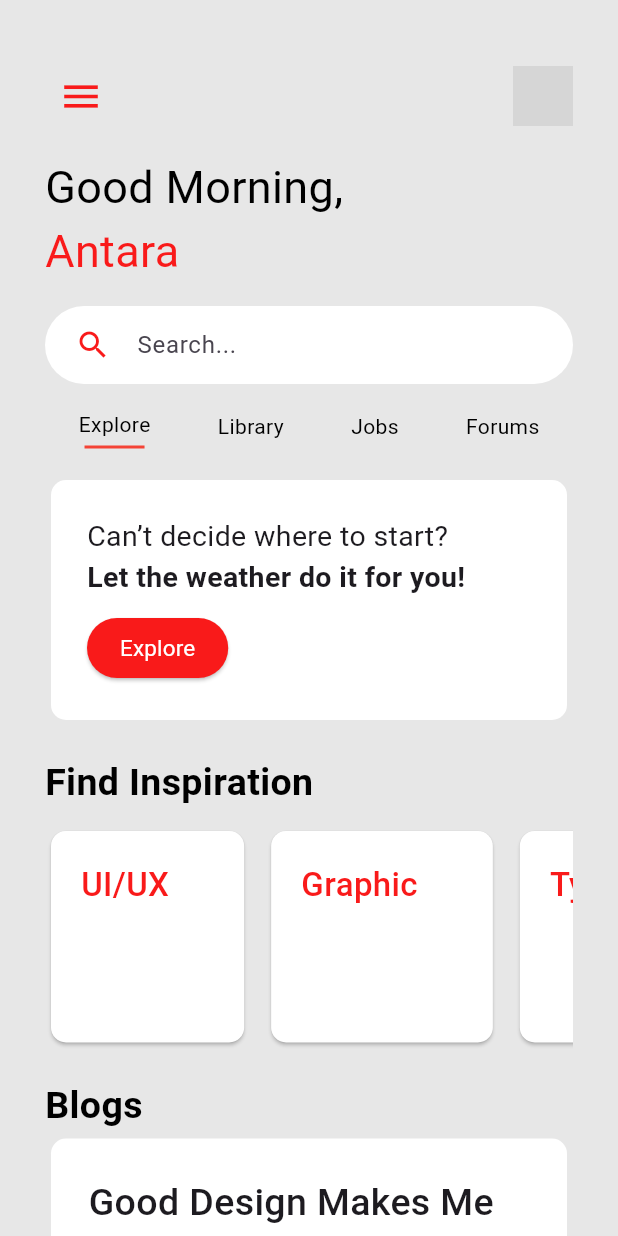
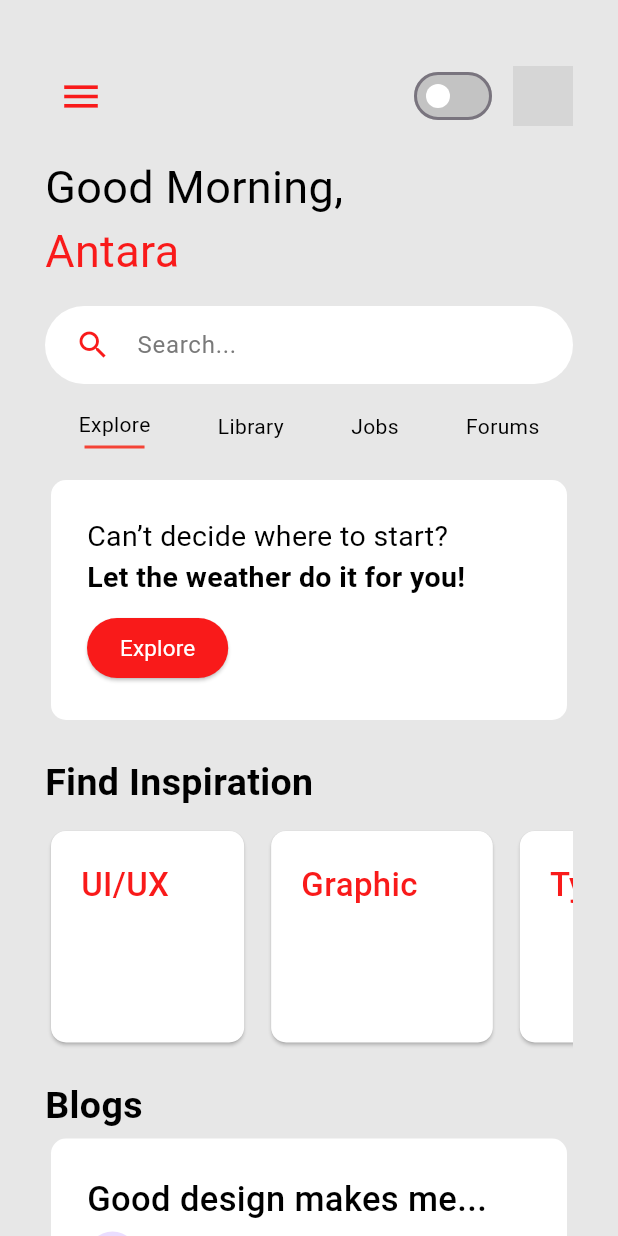
Before and after one commit to Antara-Paul04/Twitter-Clone, a Flutter app: the Homepage screen opened directly, on a phone screen of 412 x 824 dp. Run offline on Flutter 3.47's test engine with Material 3 defaults, Android fonts, the phone set to English and light mode, and no system bars; network calls fail; grey boxes are pictures that could not be loaded.

Commit message:
Dark mode functionality

```diff
--- a/twitter_clone/lib/pages/homepage.dart
+++ b/twitter_clone/lib/pages/homepage.dart
@@ -12,6 +12,7 @@ class Homepage extends StatefulWidget {
 
 class _HomepageState extends State<Homepage> {
   bool isDrawerOpened = false;
+  bool isDarkModeEnabled = false;
 
   List<String> inspirationCategories = [
     'UI/UX',
@@ -26,7 +27,7 @@ class _HomepageState extends State<Homepage> {
   @override
   Widget build(BuildContext context) {
     return Scaffold(
-      backgroundColor: Color(0xFFE7E7E7),
+      backgroundColor: isDarkModeEnabled ? Color(0xFF1D1D1D) : Color(0xFFE7E7E7),
       appBar: AppBar(
         backgroundColor: Colors.transparent,
         toolbarHeight: 10,
@@ -47,11 +48,30 @@ class _HomepageState extends State<Homepage> {
                     },
                     icon: Icon(
                       Icons.menu,
-                      color: const Color(0xFFF91A1A),
+                      color:const Color(0xFFF91A1A),
                       size: 30,
                     ),
                   ),
                   Spacer(),
+                  Switch(
+                    value: isDarkModeEnabled,
+                    onChanged: (value) {
+                      setState(() {
+                        isDarkModeEnabled = value;
+                      });
+                    },
+                    activeColor: Color.fromARGB(255, 148, 148, 148),
+                    activeTrackColor: Color.fromARGB(255, 76, 76, 76),
+                    inactiveThumbColor: Color.fromARGB(255, 176, 176, 176),
+                    inactiveTrackColor: Color.fromARGB(255, 195, 195, 195),
+                    thumbColor: MaterialStateProperty.resolveWith<Color>((Set<MaterialState> states) {
+                      if (states.contains(MaterialState.selected)) {
+                        return Colors.white;
+                      }
+                      return Colors.white;
+                    }),
+                  ),
+                  SizedBox(width: 10,),
                   GestureDetector(
                     onTap: () {
                       Navigator.push(
@@ -71,7 +91,11 @@ class _HomepageState extends State<Homepage> {
               SizedBox(height: 15),
               Text(
                 'Good Morning,',
-                style: TextStyle(color: Colors.black, fontSize: 30, fontWeight: FontWeight.w400),
+                style: TextStyle(
+                  color: isDarkModeEnabled ? Colors.white : Colors.black,
+                  fontSize: 30,
+                  fontWeight: FontWeight.w400,
+                ),
               ),
               Text(
                 'Antara',
@@ -85,13 +109,14 @@ class _HomepageState extends State<Homepage> {
               TextField(
                 decoration: InputDecoration(
                   hintText: '   Search...',
-                  hintStyle: TextStyle(fontSize: 16, fontWeight: FontWeight.w400),
+                  hintStyle: TextStyle(fontSize: 16, fontWeight: FontWeight.w400,
+                  color:isDarkModeEnabled? Color.fromARGB(255, 117, 117, 117):const Color.fromARGB(255, 121, 121, 121) ),
                   prefixIcon: Padding(
                     padding: EdgeInsets.only(left: 20),
                     child: Icon(Icons.search, color: Color(0xFFF91A1A)),
                   ),
                   filled: true,
-                  fillColor: Colors.white,
+                  fillColor:isDarkModeEnabled? Color(0xFF282828): Colors.white,
                   border: OutlineInputBorder(
                     borderRadius: BorderRadius.circular(30.0),
                     borderSide: BorderSide.none,
@@ -101,11 +126,14 @@ class _HomepageState extends State<Homepage> {
                 ),
               ),
               SizedBox(height: 5),
-              CustomNavBar(),
+              CustomNavBar(isDarkModeEnabled: isDarkModeEnabled),
               SizedBox(height: 5),
-              Weather(),
+              Weather(isDarkModeEnabled: isDarkModeEnabled),
               SizedBox(height: 20),
-              Text('Find Inspiration', style: TextStyle(fontSize: 25, fontWeight: FontWeight.w600, color: Colors.black)),
+              Text(
+                'Find Inspiration',
+                style: TextStyle(fontSize: 25, fontWeight: FontWeight.w600, color: isDarkModeEnabled ? Colors.white : Colors.black),
+              ),
               SizedBox(height: 10),
               SingleChildScrollView(
                 scrollDirection: Axis.horizontal,
@@ -116,7 +144,7 @@ class _HomepageState extends State<Homepage> {
                         padding: EdgeInsets.only(right: 10),
                         child: Column(
                           children: [
-                            InspoWidget(category: category),
+                            InspoWidget(category: category, isDarkModeEnabled: isDarkModeEnabled),
                             SizedBox(height: 10),
                           ],
                         ),
@@ -125,8 +153,8 @@ class _HomepageState extends State<Homepage> {
                 ),
               ),
               SizedBox(height: 10),
-              Text('Blogs', style: TextStyle(fontSize: 25, fontWeight: FontWeight.w600, color: Colors.black)),
-              BlogWidget(),
+              Text('Blogs', style: TextStyle(fontSize: 25, fontWeight: FontWeight.w600, color: isDarkModeEnabled ? Colors.white : Colors.black)),
+              BlogWidget(isDarkModeEnabled: isDarkModeEnabled),
             ],
           ),
         ),
--- a/twitter_clone/lib/widgets/bloginteractions.dart
+++ b/twitter_clone/lib/widgets/bloginteractions.dart
@@ -1,6 +1,10 @@
 import 'package:flutter/material.dart';
 
 class Interactions extends StatefulWidget {
+  final bool isDarkModeEnabled;
+
+  Interactions({Key? key, required this.isDarkModeEnabled}) : super(key: key);
+
   @override
   _MyStatefulWidget createState() => _MyStatefulWidget();
 }
@@ -28,9 +32,9 @@ class _MyStatefulWidget extends State<Interactions> {
             children: [
               Icon(
                 isLiked ? Icons.favorite : Icons.favorite_border_outlined,
-                color: isLiked ? Colors.red : Color(0xFFF91A1A),
+                color: Color(0xFFF91A1A),
               ),
-              Text('$likes'),
+              Text('$likes', style: TextStyle(color: widget.isDarkModeEnabled ? Colors.white : Colors.black)),
             ],
           ),
         ),
@@ -38,14 +42,20 @@ class _MyStatefulWidget extends State<Interactions> {
         Column(
           children: [
             Icon(Icons.chat_bubble_outline, color: Color(0xFFF91A1A)),
-            Text('34'),
+            Text(
+              '34',
+              style: TextStyle(color: widget.isDarkModeEnabled ? Colors.white : Colors.black),
+            ),
           ],
         ),
         SizedBox(width: 15),
         Column(
           children: [
             Icon(Icons.repeat, color: Color(0xFFF91A1A)),
-            Text('56'),
+            Text(
+              '56',
+              style: TextStyle(color: widget.isDarkModeEnabled ? Colors.white : Colors.black),
+            ),
           ],
         ),
       ],
--- a/twitter_clone/lib/widgets/blogtile.dart
+++ b/twitter_clone/lib/widgets/blogtile.dart
@@ -1,23 +1,29 @@
 import 'package:flutter/material.dart';
 import 'package:twitter_clone/widgets/bloginteractions.dart';
 
+String text = 'Good design makes me happy';
+
 class BlogWidget extends StatelessWidget {
+  final isDarkModeEnabled;
+
+  BlogWidget({Key? key, required this.isDarkModeEnabled}) : super(key: key);
+
   @override
   Widget build(BuildContext context) {
     return Card(
-      color: Colors.white,
+      color: isDarkModeEnabled? Color(0xFF282828): Colors.white,
       shadowColor: Colors.transparent,
       shape: RoundedRectangleBorder(
         borderRadius: BorderRadius.circular(10.0),
       ),
       child: Padding(
-        padding: const EdgeInsets.all(25.0),
+        padding: const EdgeInsets.all(24.0),
         child: Column(
           crossAxisAlignment: CrossAxisAlignment.stretch,
           children: [
             Text(
-              'Good Design Makes Me Happy',
-              style: TextStyle(fontSize: 25, fontWeight: FontWeight.w500),
+              (text.length > 20) ? '${text.substring(0, 20)}...' : text,
+              style: TextStyle(fontSize: 23, fontWeight: FontWeight.w500, color: isDarkModeEnabled? Colors.white:Colors.black),
             ),
             SizedBox(height: 5),
             Row(
@@ -26,15 +32,15 @@ class BlogWidget extends StatelessWidget {
                 SizedBox(width: 10),
                 Text(
                   'Hannah Dollery',
-                  style: TextStyle(fontSize: 15, fontWeight: FontWeight.w400),
+                  style: TextStyle(fontSize: 15, fontWeight: FontWeight.w400, color: isDarkModeEnabled? Colors.white:Colors.black),
                 ),
               ],
             ),
-            SizedBox(height: 4),
             Row(
+              mainAxisAlignment: MainAxisAlignment.end,
               children: [
-                SizedBox(width: 165,),
-                Interactions(),]
+                Interactions(isDarkModeEnabled: isDarkModeEnabled),
+              ],
             ),
           ],
         ),
--- a/twitter_clone/lib/widgets/inspotile.dart
+++ b/twitter_clone/lib/widgets/inspotile.dart
@@ -1,9 +1,10 @@
 import 'package:flutter/material.dart';
 
 class InspoWidget extends StatelessWidget {
+  final bool isDarkModeEnabled;
   final String category;
 
-  const InspoWidget({Key? key, required this.category}) : super(key: key);
+  const InspoWidget({Key? key, required this.category, required this.isDarkModeEnabled}) : super(key: key);
 
   @override
   Widget build(BuildContext context) {
@@ -12,7 +13,7 @@ class InspoWidget extends StatelessWidget {
         print('Button tapped for category: $category');
       },
       child: Card(
-        color: Colors.white,
+        color: isDarkModeEnabled?Color(0xFF282828): Colors.white,
         shape: RoundedRectangleBorder(
           borderRadius: BorderRadius.circular(10.0),
         ),
--- a/twitter_clone/lib/widgets/navbar.dart
+++ b/twitter_clone/lib/widgets/navbar.dart
@@ -1,6 +1,12 @@
 import 'package:flutter/material.dart';
+import 'package:twitter_clone/pages/homepage.dart';
+import 'package:twitter_clone/pages/profilepage.dart';
 
 class CustomNavBar extends StatefulWidget {
+  final bool isDarkModeEnabled;
+
+  CustomNavBar({Key? key, required this.isDarkModeEnabled}) : super(key: key);
+
   @override
   _CustomNavBarState createState() => _CustomNavBarState();
 }
@@ -11,6 +17,20 @@ class _CustomNavBarState extends State<CustomNavBar> {
   void _onItemTapped(int index) {
     setState(() {
       _selectedIndex = index;
+      switch (index) {
+        case 0:
+          Navigator.pushReplacement(
+            context,
+            MaterialPageRoute(builder: (context) => Homepage()),
+          );
+          break;
+        case 1:
+          Navigator.pushReplacement(
+            context,
+            MaterialPageRoute(builder: (context) => Profile()),
+          );
+          break;
+      }
     });
   }
 
@@ -39,7 +59,7 @@ class _CustomNavBarState extends State<CustomNavBar> {
           Text(
             title,
             style: TextStyle(
-              color: Colors.black,
+              color: widget.isDarkModeEnabled ? Colors.white : Colors.black,
               fontWeight: FontWeight.w400,
             ),
           ),
--- a/twitter_clone/lib/widgets/weathertile.dart
+++ b/twitter_clone/lib/widgets/weathertile.dart
@@ -1,10 +1,13 @@
 import 'package:flutter/material.dart';
 
 class Weather extends StatelessWidget {
+  final bool isDarkModeEnabled;
+  Weather({Key? key, required this.isDarkModeEnabled}) : super(key: key);
+
   @override
   Widget build(BuildContext context) {
     return Card(
-      color: Colors.white,
+      color: isDarkModeEnabled?Color(0xFF282828): Colors.white,
       shadowColor: Colors.transparent,
       shape: RoundedRectangleBorder(
         borderRadius: BorderRadius.circular(10.0),
@@ -18,6 +21,7 @@ class Weather extends StatelessWidget {
               'Can’t decide where to start?',
               style: TextStyle(
                 fontSize: 19.0,
+                color: isDarkModeEnabled? Colors.white: Colors.black,
               ),
             ),
             Text(
@@ -25,6 +29,7 @@ class Weather extends StatelessWidget {
               style: TextStyle(
                 fontSize: 19.0,
                 fontWeight: FontWeight.bold,
+                color: isDarkModeEnabled? Colors.white: Colors.black,
               ),
             ),
             SizedBox(height: 10.0),
```
